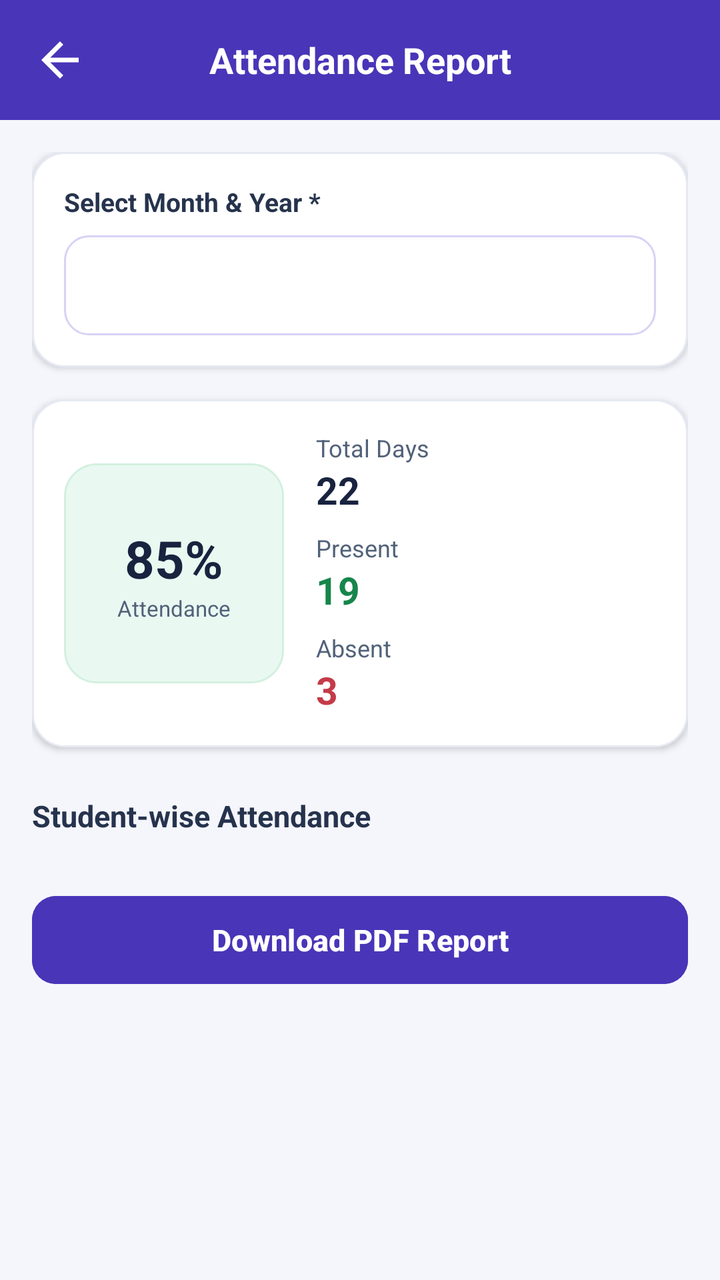
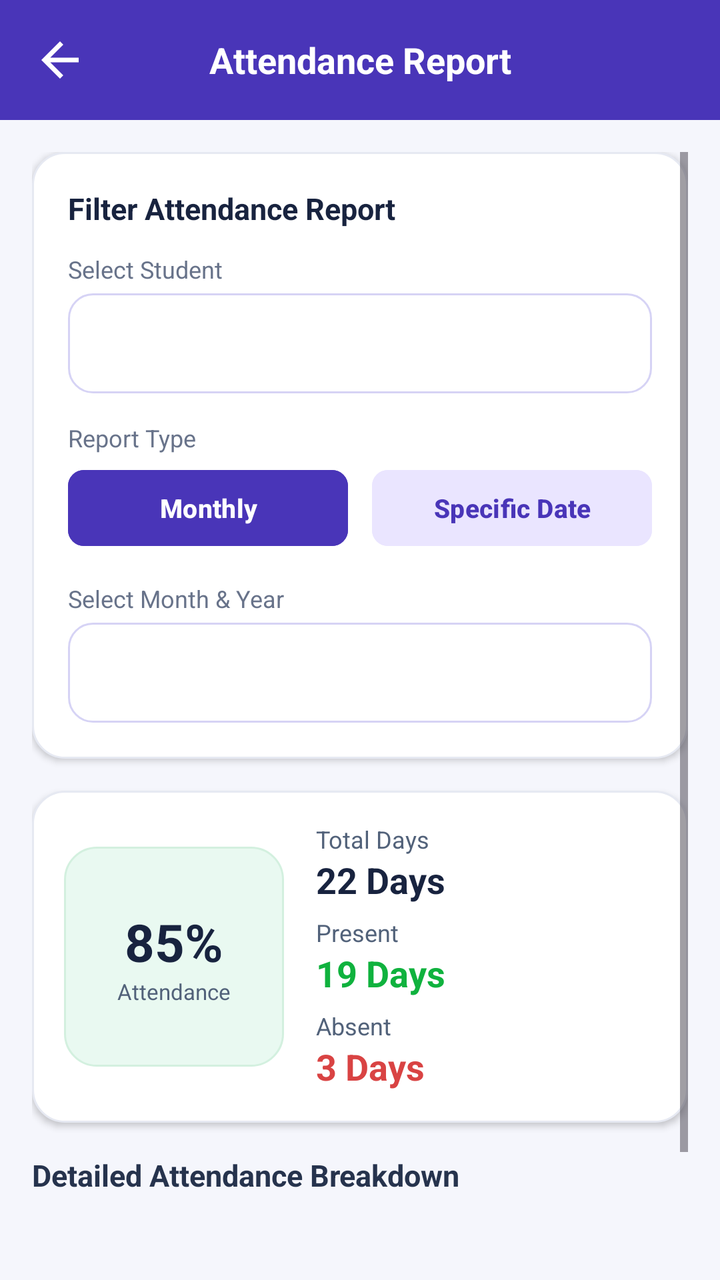

Two renders of the same Android screen: before a commit and after it. Below are the layout's source before the change and the commit's diff.
<!-- AndroidManifest.xml: application theme Theme.TrackPoint -->
<!-- res/layout/activity_attendance_report.xml -->
<?xml version="1.0" encoding="utf-8"?>
<androidx.constraintlayout.widget.ConstraintLayout
    xmlns:android="http://schemas.android.com/apk/res/android"
    xmlns:app="http://schemas.android.com/apk/res-auto"
    android:layout_width="match_parent"
    android:layout_height="match_parent"
    android:background="#4935B8"
    android:fitsSystemWindows="true">

    
    <LinearLayout
        android:id="@+id/header"
        android:layout_width="match_parent"
        android:layout_height="60dp"
        android:orientation="horizontal"
        android:gravity="center_vertical"
        android:paddingStart="16dp"
        android:paddingEnd="16dp"
        android:background="#4935B8"
        app:layout_constraintTop_toTopOf="parent">

        <ImageView
            android:id="@+id/btnBack"
            android:layout_width="28dp"
            android:layout_height="28dp"
            android:src="@drawable/back_symbol"
            app:tint="#FFFFFF"
            android:contentDescription="Back"/>

        <TextView
            android:layout_width="0dp"
            android:layout_height="wrap_content"
            android:layout_weight="1"
            android:text="Attendance Report"
            android:textColor="#FFFFFF"
            android:textSize="18sp"
            android:textStyle="bold"
            android:gravity="center"/>

        <View
            android:layout_width="28dp"
            android:layout_height="28dp"/>

    </LinearLayout>

    
    <ScrollView
        android:layout_width="match_parent"
        android:layout_height="0dp"
        android:fillViewport="true"
        android:padding="16dp"
        android:background="#F5F6FC"
        app:layout_constraintTop_toBottomOf="@id/header"
        app:layout_constraintBottom_toBottomOf="parent">

        <LinearLayout
            android:layout_width="match_parent"
            android:layout_height="wrap_content"
            android:orientation="vertical">

            
            <LinearLayout
                android:layout_width="match_parent"
                android:layout_height="wrap_content"
                android:orientation="vertical"
                android:padding="16dp"
                android:background="@drawable/action_card"
                android:elevation="2dp"
                android:layout_marginBottom="16dp">

                <TextView
                    android:layout_width="wrap_content"
                    android:layout_height="wrap_content"
                    android:text="Select Month &amp; Year *"
                    android:textColor="#26334D"
                    android:textSize="13sp"
                    android:textStyle="bold"
                    android:layout_marginBottom="8dp"/>

                <Spinner
                    android:id="@+id/spMonth"
                    android:layout_width="match_parent"
                    android:layout_height="50dp"
                    android:background="@drawable/input_box"
                    android:paddingStart="12dp"
                    android:paddingEnd="12dp"/>

            </LinearLayout>

            
            <LinearLayout
                android:layout_width="match_parent"
                android:layout_height="wrap_content"
                android:orientation="horizontal"
                android:gravity="center_vertical"
                android:padding="16dp"
                android:background="@drawable/action_card"
                android:elevation="2dp"
                android:layout_marginBottom="16dp">

                <LinearLayout
                    android:layout_width="110dp"
                    android:layout_height="110dp"
                    android:gravity="center"
                    android:orientation="vertical"
                    android:background="@drawable/card_green">

                    <TextView
                        android:id="@+id/tvPercentage"
                        android:layout_width="wrap_content"
                        android:layout_height="wrap_content"
                        android:text="85%"
                        android:textColor="#18233F"
                        android:textSize="26sp"
                        android:textStyle="bold"/>

                    <TextView
                        android:layout_width="wrap_content"
                        android:layout_height="wrap_content"
                        android:text="Attendance"
                        android:textColor="#52627A"
                        android:textSize="11sp"/>

                </LinearLayout>

                <LinearLayout
                    android:layout_width="0dp"
                    android:layout_height="wrap_content"
                    android:layout_weight="1"
                    android:orientation="vertical"
                    android:paddingStart="16dp"
                    android:paddingEnd="8dp">

                    <TextView
                        android:layout_width="wrap_content"
                        android:layout_height="wrap_content"
                        android:text="Total Days"
                        android:textColor="#52627A"
                        android:textSize="12sp"/>

                    <TextView
                        android:id="@+id/tvTotalDays"
                        android:layout_width="wrap_content"
                        android:layout_height="wrap_content"
                        android:text="22"
                        android:textColor="#18233F"
                        android:textSize="19sp"
                        android:textStyle="bold"/>

                    <TextView
                        android:layout_width="wrap_content"
                        android:layout_height="wrap_content"
                        android:layout_marginTop="8dp"
                        android:text="Present"
                        android:textColor="#52627A"
                        android:textSize="12sp"/>

                    <TextView
                        android:id="@+id/tvPresentDays"
                        android:layout_width="wrap_content"
                        android:layout_height="wrap_content"
                        android:text="19"
                        android:textColor="#16864B"
                        android:textSize="19sp"
                        android:textStyle="bold"/>

                    <TextView
                        android:layout_width="wrap_content"
                        android:layout_height="wrap_content"
                        android:layout_marginTop="8dp"
                        android:text="Absent"
                        android:textColor="#52627A"
                        android:textSize="12sp"/>

                    <TextView
                        android:id="@+id/tvAbsentDays"
                        android:layout_width="wrap_content"
                        android:layout_height="wrap_content"
                        android:text="3"
                        android:textColor="#C43B48"
                        android:textSize="19sp"
                        android:textStyle="bold"/>

                </LinearLayout>

            </LinearLayout>

            
            <TextView
                android:layout_width="match_parent"
                android:layout_height="wrap_content"
                android:layout_marginTop="8dp"
                android:layout_marginBottom="10dp"
                android:text="Student-wise Attendance"
                android:textColor="#26334D"
                android:textSize="15sp"
                android:textStyle="bold"/>

            
            <LinearLayout
                android:id="@+id/studentAttendanceList"
                android:layout_width="match_parent"
                android:layout_height="wrap_content"
                android:orientation="vertical"
                android:layout_marginBottom="16dp"/>

            
            <Button
                android:id="@+id/btnDownloadPdf"
                android:layout_width="match_parent"
                android:layout_height="52dp"
                android:layout_marginBottom="20dp"
                android:text="Download PDF Report"
                android:textColor="#FFFFFF"
                android:textSize="15sp"
                android:textStyle="bold"
                android:textAllCaps="false"
                android:backgroundTint="#4935B8"
                app:cornerRadius="12dp"/>

        </LinearLayout>

    </ScrollView>

</androidx.constraintlayout.widget.ConstraintLayout>
<!-- resources referenced by this layout -->
<resources>
  <!-- drawable action_card (drawable) -->
  <shape xmlns:android="http://schemas.android.com/apk/res/android">
      <solid android:color="#FFFFFF"/>
      <stroke android:width="1dp" android:color="#E6E9F2"/>
      <corners android:radius="16dp"/>
  </shape>
  <!-- drawable back_symbol (drawable) -->
  <vector xmlns:android="http://schemas.android.com/apk/res/android" android:autoMirrored="true" android:height="24dp" android:tint="#000000" android:viewportHeight="24" android:viewportWidth="24" android:width="24dp">
        
      <path android:fillColor="@android:color/white" android:pathData="M20,11H7.83l5.59,-5.59L12,4l-8,8 8,8 1.41,-1.41L7.83,13H20v-2z"/>
      
  </vector>
  <!-- drawable card_green (drawable) -->
  <shape xmlns:android="http://schemas.android.com/apk/res/android">
      <solid android:color="#E9F9F1"/>
      <stroke android:width="1dp" android:color="#D3F0DF"/>
      <corners android:radius="16dp"/>
  </shape>
  <!-- drawable input_box (drawable) -->
  <?xml version="1.0" encoding="utf-8"?>
  <shape xmlns:android="http://schemas.android.com/apk/res/android"
      android:shape="rectangle">
  
      <solid android:color="#FFFFFF" />
  
      <stroke
          android:width="1dp"
          android:color="#D6D3F5" />
  
      <corners android:radius="12dp" />
  
      <padding
          android:left="12dp"
          android:right="12dp"
          android:top="4dp"
          android:bottom="4dp" />
  
  </shape>
  <style name="Theme.TrackPoint" parent="Base.Theme.TrackPoint" />
  <style name="Base.Theme.TrackPoint" parent="Theme.Material3.DayNight.NoActionBar">
          
          
      </style>
</resources>

<!-- the commit's change to res/layout/activity_attendance_report.xml (unified diff, before → after) -->
@@ -63,7 +63,7 @@
                 android:layout_width="match_parent"
                 android:layout_height="wrap_content"
                 android:orientation="vertical"
-                android:padding="16dp"
+                android:padding="18dp"
                 android:background="@drawable/action_card"
                 android:elevation="2dp"
                 android:layout_marginBottom="16dp">
@@ -71,19 +71,132 @@
                 <TextView
                     android:layout_width="wrap_content"
                     android:layout_height="wrap_content"
-                    android:text="Select Month &amp; Year *"
-                    android:textColor="#26334D"
-                    android:textSize="13sp"
+                    android:text="Filter Attendance Report"
+                    android:textColor="#18233F"
+                    android:textSize="15sp"
                     android:textStyle="bold"
-                    android:layout_marginBottom="8dp"/>
+                    android:layout_marginBottom="12dp"/>
+
+                
+                <TextView
+                    android:layout_width="wrap_content"
+                    android:layout_height="wrap_content"
+                    android:text="Select Student"
+                    android:textColor="#68738A"
+                    android:textSize="12sp"
+                    android:layout_marginBottom="4dp"/>
 
                 <Spinner
-                    android:id="@+id/spMonth"
+                    android:id="@+id/spStudent"
                     android:layout_width="match_parent"
                     android:layout_height="50dp"
                     android:background="@drawable/input_box"
                     android:paddingStart="12dp"
-                    android:paddingEnd="12dp"/>
+                    android:paddingEnd="12dp"
+                    android:layout_marginBottom="14dp"/>
+
+                
+                <TextView
+                    android:layout_width="wrap_content"
+                    android:layout_height="wrap_content"
+                    android:text="Report Type"
+                    android:textColor="#68738A"
+                    android:textSize="12sp"
+                    android:layout_marginBottom="4dp"/>
+
+                <LinearLayout
+                    android:layout_width="match_parent"
+                    android:layout_height="wrap_content"
+                    android:orientation="horizontal"
+                    android:layout_marginBottom="14dp">
+
+                    <Button
+                        android:id="@+id/btnMonthlyMode"
+                        android:layout_width="0dp"
+                        android:layout_height="46dp"
+                        android:layout_weight="1"
+                        android:layout_marginEnd="6dp"
+                        android:text="Monthly"
+                        android:textColor="#FFFFFF"
+                        android:textSize="13sp"
+                        android:textStyle="bold"
+                        android:textAllCaps="false"
+                        android:backgroundTint="#4935B8"
+                        app:cornerRadius="8dp"/>
+
+                    <Button
+                        android:id="@+id/btnDateMode"
+                        android:layout_width="0dp"
+                        android:layout_height="46dp"
+                        android:layout_weight="1"
+                        android:layout_marginStart="6dp"
+                        android:text="Specific Date"
+                        android:textColor="#4935B8"
+                        android:textSize="13sp"
+                        android:textStyle="bold"
+                        android:textAllCaps="false"
+                        android:backgroundTint="#EAE5FF"
+                        app:cornerRadius="8dp"/>
+
+                </LinearLayout>
+
+                
+                <LinearLayout
+                    android:id="@+id/layoutMonthContainer"
+                    android:layout_width="match_parent"
+                    android:layout_height="wrap_content"
+                    android:orientation="vertical">
+
+                    <TextView
+                        android:layout_width="wrap_content"
+                        android:layout_height="wrap_content"
+                        android:text="Select Month &amp; Year"
+                        android:textColor="#68738A"
+                        android:textSize="12sp"
+                        android:layout_marginBottom="4dp"/>
+
+                    <Spinner
+                        android:id="@+id/spMonth"
+                        android:layout_width="match_parent"
+                        android:layout_height="50dp"
+                        android:background="@drawable/input_box"
+                        android:paddingStart="12dp"
+                        android:paddingEnd="12dp"/>
+
+                </LinearLayout>
+
+                
+                <LinearLayout
+                    android:id="@+id/layoutDateContainer"
+                    android:layout_width="match_parent"
+                    android:layout_height="wrap_content"
+                    android:orientation="vertical"
+                    android:visibility="gone">
+
+                    <TextView
+                        android:layout_width="wrap_content"
+                        android:layout_height="wrap_content"
+                        android:text="Select Specific Date"
+                        android:textColor="#68738A"
+                        android:textSize="12sp"
+                        android:layout_marginBottom="4dp"/>
+
+                    <TextView
+                        android:id="@+id/tvSelectDate"
+                        android:layout_width="match_parent"
+                        android:layout_height="50dp"
+                        android:gravity="center_vertical"
+                        android:paddingStart="14dp"
+                        android:paddingEnd="14dp"
+                        android:background="@drawable/input_box"
+                        android:text="📅   Select Date"
+                        android:textColor="#18233F"
+                        android:textSize="14sp"
+                        android:textStyle="bold"
+                        android:clickable="true"
+                        android:focusable="true"/>
+
+                </LinearLayout>
 
             </LinearLayout>
 
@@ -142,15 +255,15 @@
                         android:id="@+id/tvTotalDays"
                         android:layout_width="wrap_content"
                         android:layout_height="wrap_content"
-                        android:text="22"
+                        android:text="22 Days"
                         android:textColor="#18233F"
-                        android:textSize="19sp"
+                        android:textSize="18sp"
                         android:textStyle="bold"/>
 
                     <TextView
                         android:layout_width="wrap_content"
                         android:layout_height="wrap_content"
-                        android:layout_marginTop="8dp"
+                        android:layout_marginTop="6dp"
                         android:text="Present"
                         android:textColor="#52627A"
                         android:textSize="12sp"/>
@@ -159,15 +272,15 @@
                         android:id="@+id/tvPresentDays"
                         android:layout_width="wrap_content"
                         android:layout_height="wrap_content"
-                        android:text="19"
-                        android:textColor="#16864B"
-                        android:textSize="19sp"
+                        android:text="19 Days"
+                        android:textColor="#10B23E"
+                        android:textSize="18sp"
                         android:textStyle="bold"/>
 
                     <TextView
                         android:layout_width="wrap_content"
                         android:layout_height="wrap_content"
-                        android:layout_marginTop="8dp"
+                        android:layout_marginTop="6dp"
                         android:text="Absent"
                         android:textColor="#52627A"
                         android:textSize="12sp"/>
@@ -176,9 +289,9 @@
                         android:id="@+id/tvAbsentDays"
                         android:layout_width="wrap_content"
                         android:layout_height="wrap_content"
-                        android:text="3"
-                        android:textColor="#C43B48"
-                        android:textSize="19sp"
+                        android:text="3 Days"
+                        android:textColor="#D94343"
+                        android:textSize="18sp"
                         android:textStyle="bold"/>
 
                 </LinearLayout>
@@ -187,11 +300,11 @@
 
             
             <TextView
+                android:id="@+id/tvReportListTitle"
                 android:layout_width="match_parent"
                 android:layout_height="wrap_content"
-                android:layout_marginTop="8dp"
                 android:layout_marginBottom="10dp"
-                android:text="Student-wise Attendance"
+                android:text="Detailed Attendance Breakdown"
                 android:textColor="#26334D"
                 android:textSize="15sp"
                 android:textStyle="bold"/>
